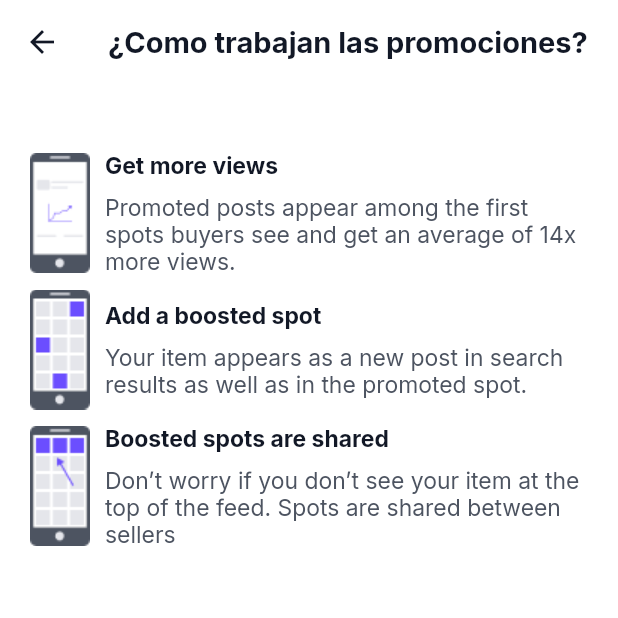
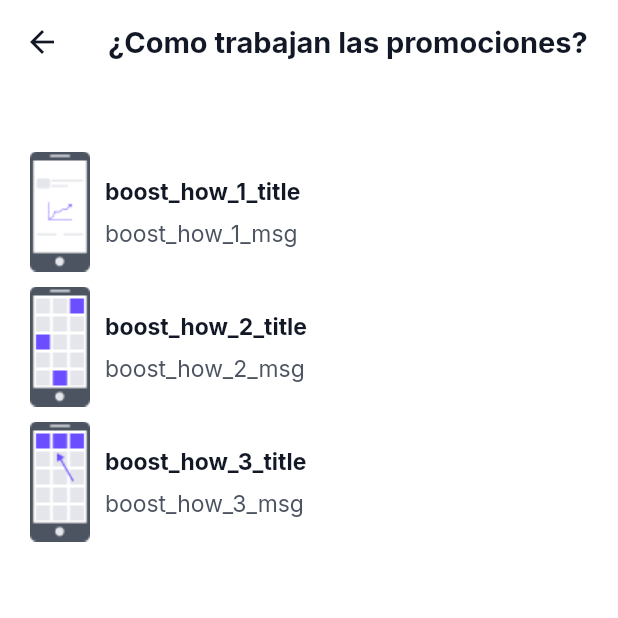
Before and after one commit to mimib00/o_mejor_oferta, a Flutter app: the BoostHowScreen screen opened by its route, on a phone screen of 412 x 824 dp, the top half of it. Run offline on Flutter 3.47's test engine with Material 2 defaults, Android fonts, the phone set to English and light mode, and no system bars; our stand-ins replace cached_network_image, carousel_slider, dio, firebase_core, firebase_messaging, firebase_storage and 16 more; missing offline and left inert: flutter_stripe, latlng, map; accounts and stored records are empty; network calls fail; statements that could not run were skipped.

Commit message:
translation fix

```diff
--- a/lib/core/localization/translation/en.dart
+++ b/lib/core/localization/translation/en.dart
@@ -106,6 +106,12 @@ const Map<String, String> en = {
   'like_new_msg': 'Select only if the item has been used before but look new.',
   'condition_title': "Select Condition",
   'condition_msg': "What is the condition of your item?",
+  'boost_how_1_title': "Get more views",
+  "boost_how_1_msg": "Promoted posts appear among the first spots buyers see and get an average of 14x more views.",
+  'boost_how_2_title': "Add a boosted spot",
+  "boost_how_2_msg": "Your item appears as a new post in search results as well as in the promoted spot.",
+  'boost_how_3_title': "Boosted spots are shared",
+  "boost_how_3_msg": "Don’t worry if you don’t see your item at the top of the feed. Spots are shared between sellers.",
   'en': 'English',
   'es': 'Spanish',
 };
--- a/lib/core/localization/translation/es.dart
+++ b/lib/core/localization/translation/es.dart
@@ -106,6 +106,14 @@ const Map<String, String> es = {
   'like_new_msg': 'Seleccione solo si el artículo se ha usado antes pero parece nuevo.',
   'condition_title': "Seleccionar condición",
   'condition_msg': "¿Cuál es la condición de su artículo?",
+  'boost_how_1_title': "Recibe más vistas",
+  "boost_how_1_msg":
+      "Cuando promueves un anuncio, estos aparecen entre los primeros de sus respectivas categorías y pueden recibir un promedio de 20 vistas más.",
+  'boost_how_2_title': "Añade un lugar para tu anuncio",
+  "boost_how_2_msg": "Su anuncio aparece como promovido cuando se hace una búsqueda.",
+  'boost_how_3_title': "Anuncios promovidos comparten espacios",
+  "boost_how_3_msg":
+      "Si no ves tu anuncio justamente al principio no se preocupe. Los espacios de anuncios promovidos se comparten con otros promovidos de igual forma.",
   'en': 'Ingles',
   'es': 'Español'
 };
--- a/lib/main.dart
+++ b/lib/main.dart
@@ -1,5 +1,6 @@
 import 'package:firebase_core/firebase_core.dart';
 import 'package:flutter/material.dart';
+import 'package:flutter/services.dart';
 import 'package:flutter_stripe/flutter_stripe.dart';
 import 'package:get/get.dart';
 import 'package:get_storage/get_storage.dart';
@@ -23,6 +24,9 @@ void main() async {
   Get.put(NotificationController(), permanent: true);
   Stripe.publishableKey =
       "pk_test_51Hlf3VKG6balmX6yeLDOy9jTMylr3N1FulNKOBA8cjGCsGTsPPayUit7Q5zvI4FSCDr272rPe9BixBj47kSa5xVC00JJY85JWU";
+  SystemChrome.setPreferredOrientations([
+    DeviceOrientation.portraitUp,
+  ]);
   runApp(const MyApp());
 }
 
--- a/lib/views/boost/boost_how.dart
+++ b/lib/views/boost/boost_how.dart
@@ -17,18 +17,18 @@ class BoostHowScreen extends StatelessWidget {
           children: const [
             HowTile(
               image: "assets/phone1.png",
-              title: "Get more views",
-              info: "Promoted posts appear among the first spots buyers see and get an average of 14x more views.",
+              title: "boost_how_1_title",
+              info: "boost_how_1_msg",
             ),
             HowTile(
               image: "assets/phone2.png",
-              title: "Add a boosted spot",
-              info: "Your item appears as a new post in search results as well as in the promoted spot.",
+              title: "boost_how_2_title",
+              info: "boost_how_2_msg",
             ),
             HowTile(
               image: "assets/phone3.png",
-              title: "Boosted spots are shared",
-              info: "Don’t worry if you don’t see your item at the top of the feed. Spots are shared between sellers",
+              title: "boost_how_3_title",
+              info: "boost_how_3_msg",
             ),
           ],
         ),
```
